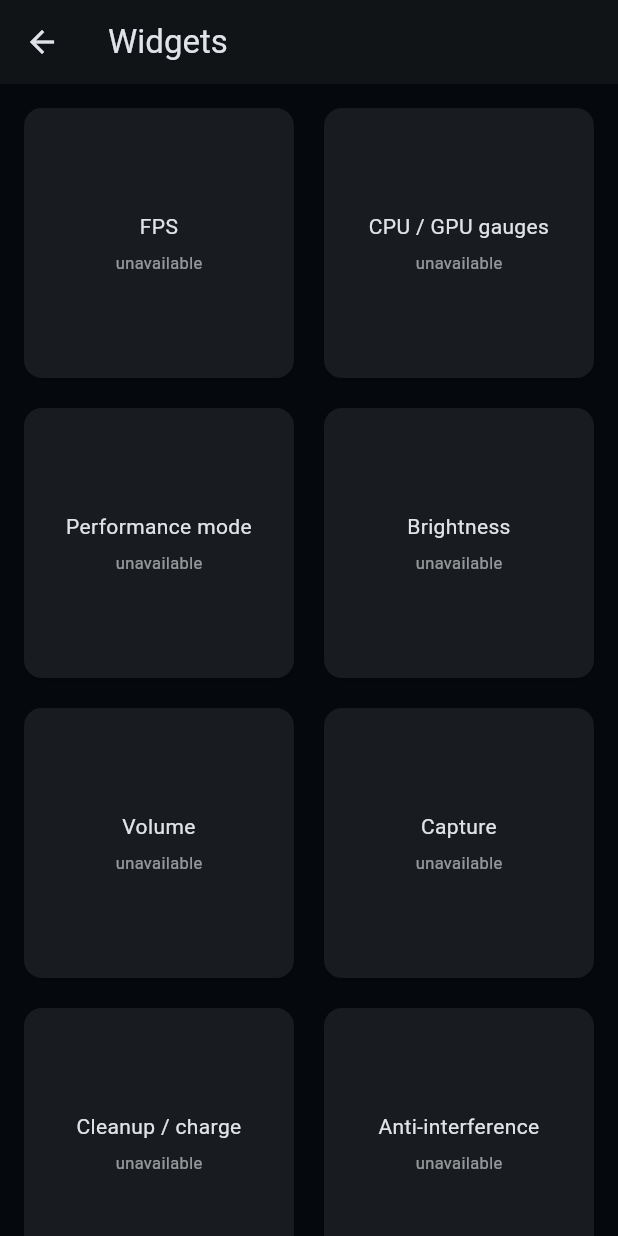
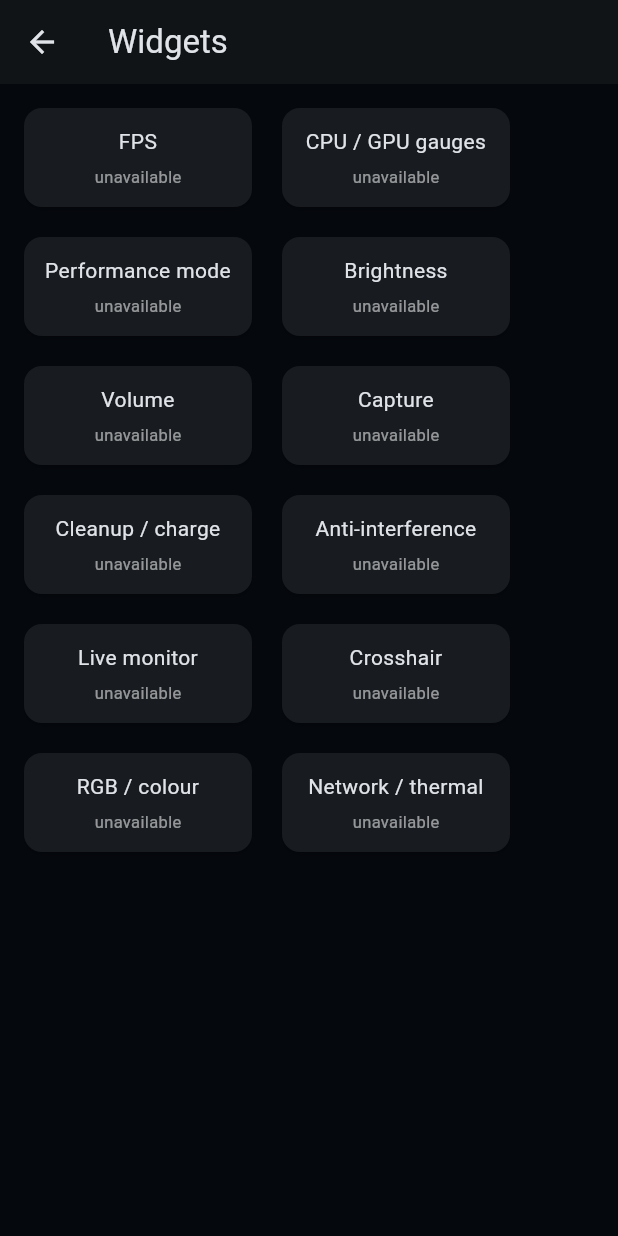
Before and after one commit to afrizal1211/dash-game-space, a Flutter app: the WidgetsScreen screen opened directly, on a phone screen of 412 x 824 dp. Run offline on Flutter 3.47's test engine with Material 3 defaults, Android fonts, the phone set to English and light mode, and no system bars.

Commit message:
test: build all widget groups in layout test

```diff
--- a/lib/screens/widgets_screen.dart
+++ b/lib/screens/widgets_screen.dart
@@ -22,16 +22,19 @@ class WidgetsScreen extends StatelessWidget {
   Widget build(BuildContext context) {
     return Scaffold(
       appBar: AppBar(title: const Text('Widgets')),
-      body: GridView.count(
+      body: SingleChildScrollView(
         key: const Key('widget-groups'),
-        crossAxisCount: 2,
         padding: const EdgeInsets.all(12),
-        crossAxisSpacing: 12,
-        mainAxisSpacing: 12,
+        child: Wrap(
+          spacing: 12,
+          runSpacing: 12,
           children: <Widget>[
             for (final String group in widgetGroups)
-            Card(
-              child: Center(
+              SizedBox(
+                width: 160,
+                child: Card(
+                  child: Padding(
+                    padding: const EdgeInsets.all(12),
                     child: Column(
                       mainAxisSize: MainAxisSize.min,
                       children: <Widget>[
@@ -45,7 +48,9 @@ class WidgetsScreen extends StatelessWidget {
                     ),
                   ),
                 ),
+              ),
           ],
+        ),
       ),
     );
   }
```
Lines whose indentation alone changed are shown as unchanged.
